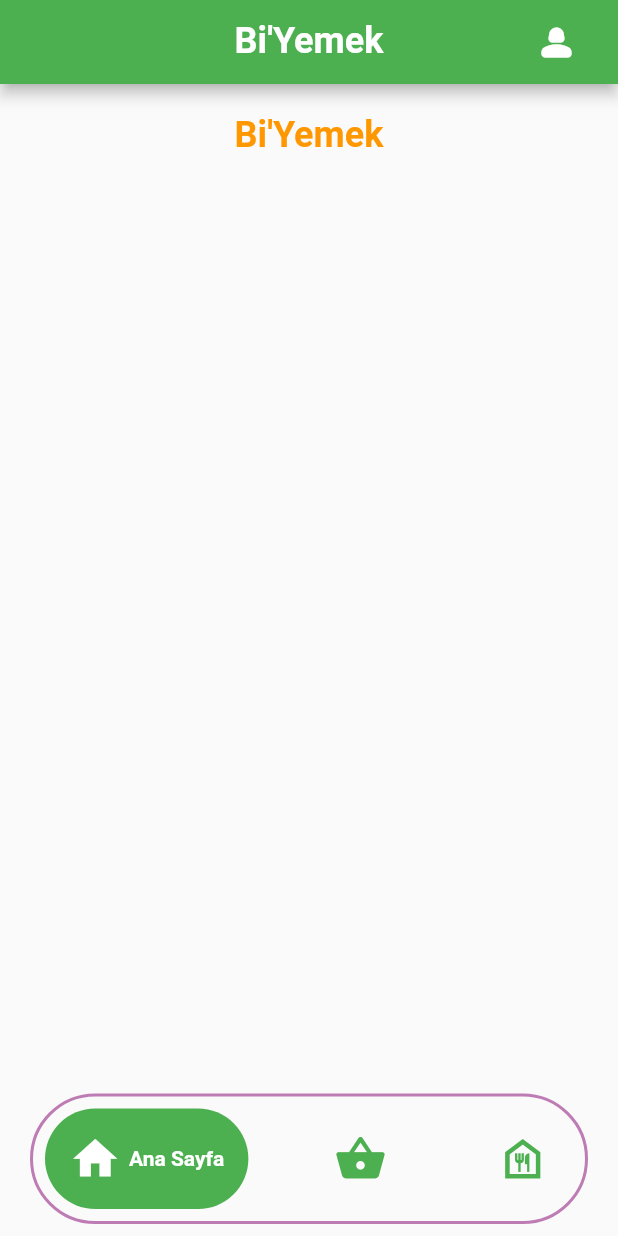
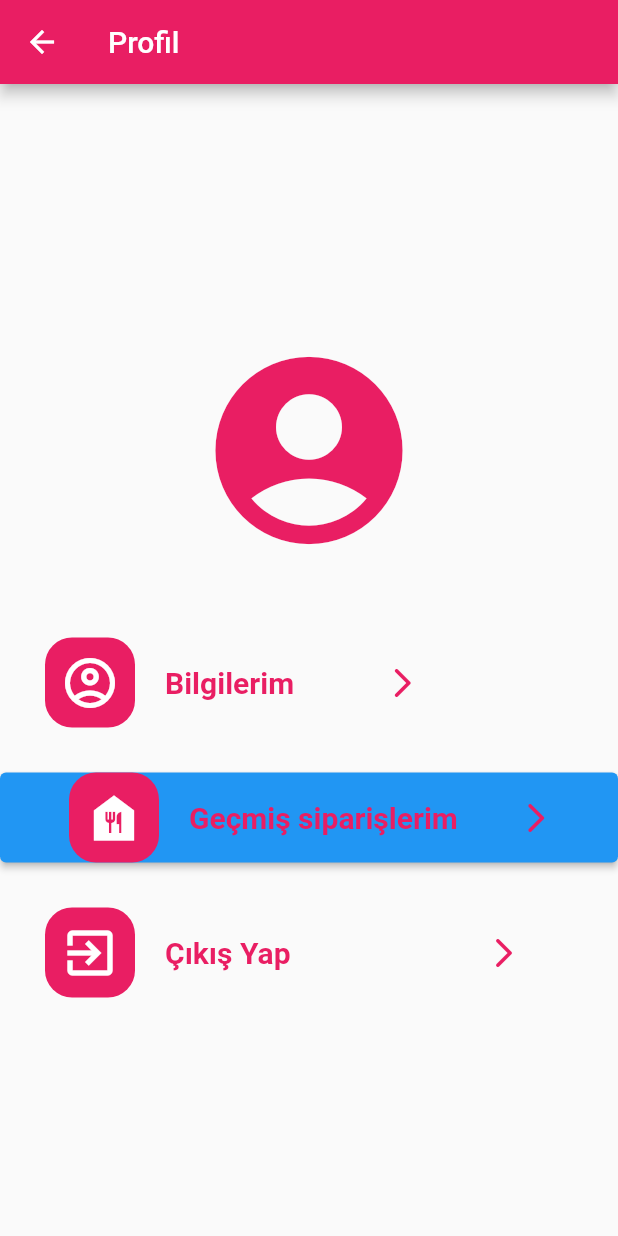
Before and after one commit to huseyinasan/biyemek, a Flutter app: the CustomerHomePage screen opened directly, after a tap on the "person 2" icon, on a phone screen of 412 x 824 dp. Run offline on Flutter 3.47's test engine with Material 2 defaults, Android fonts, the phone set to English and light mode, and no system bars; drawn by our look-alikes of google_nav_bar; our stand-ins replace animated_splash_screen, cloud_firestore, firebase_auth, firebase_core, firebase_storage, flutter_spinkit and 4 more; accounts and stored records are empty; network calls fail.

Commit message:
hüseyin abi

```diff
--- a/lib/screens/business_screens/authentication/business_login_page.dart
+++ b/lib/screens/business_screens/authentication/business_login_page.dart
@@ -166,7 +166,7 @@ class _BusinessLoginPageState extends State<BusinessLoginPage> {
                     ),
                   ),
                 ),
-                 const Padding(
+                  Padding(
                   padding: EdgeInsets.only(top: 10),
                   child: Row(
                     mainAxisAlignment: MainAxisAlignment.center,
--- a/lib/screens/business_screens/home/add_product_completed.dart
+++ b/lib/screens/business_screens/home/add_product_completed.dart
@@ -62,7 +62,7 @@ class _AddProductCompletedPageState extends State<AddProductCompletedPage> {
                 ),
               ],
             ),
-            const Padding(
+             Padding(
               padding: EdgeInsets.symmetric(vertical: 80),
               child: Column(
                 children: [
--- a/lib/screens/business_screens/home/business_home_page.dart
+++ b/lib/screens/business_screens/home/business_home_page.dart
@@ -427,7 +427,7 @@ class _BusinessHomePageState extends State<BusinessHomePage> {
                         ),
                         child: Row(
                           mainAxisAlignment: MainAxisAlignment
-                              .spaceEvenly, // Sütunları yatayda hizalamak için
+                              .spaceEvenly, // Sütunları yatayda hizalamak için kullan
                           children: <Widget>[
                             Column(
                               children: [
--- a/lib/screens/customer_screens/authentication/customer_login_page.dart
+++ b/lib/screens/customer_screens/authentication/customer_login_page.dart
@@ -220,7 +220,7 @@ class _CustomerLoginPageState extends State<CustomerLoginPage> {
                   ),
                 ),
                 // google + apple sign in buttons
-                 const Padding(
+                 Padding(
                   padding: EdgeInsets.only(top: 10),
                   child: Row(
                     mainAxisAlignment: MainAxisAlignment.center,
--- a/lib/screens/customer_screens/home/customer_homepage.dart
+++ b/lib/screens/customer_screens/home/customer_homepage.dart
@@ -1,3 +1,4 @@
+import 'package:biyemek/screens/customer_screens/home/customer_profile_page.dart';
 import 'package:biyemek/screens/onboarding/entrances/customer_entrance.dart';
 import 'package:biyemek/widgets/custom_appbar.dart';
 import 'package:firebase_auth/firebase_auth.dart';
@@ -37,14 +38,7 @@ class _CustomerHomePageState extends State<CustomerHomePage> {
     super.dispose();
   }
 
-  Future<void> signUserOut() async {
-    // çıkış yapma
-    try {
-      await FirebaseAuth.instance.signOut();
-    } catch (e) {
-      print('Error signing out: $e');
-    }
-  }
+
 
   @override
   Widget build(BuildContext context) {
@@ -56,7 +50,16 @@ class _CustomerHomePageState extends State<CustomerHomePage> {
     return SafeArea(
       child: Scaffold(
         appBar: CustomAppBar(
-          onTap: () {}, //profile page navigation
+          onTap: () {
+            Navigator.push(
+              context,
+              MaterialPageRoute(
+                builder: (context) {
+                  return  CustomerProfilePage();
+                },
+              ),
+            );
+          }, //profile page navigation
         ),
         body: PageView(
             controller: _pageController,
@@ -86,7 +89,7 @@ class _CustomerHomePageState extends State<CustomerHomePage> {
                   ),
                 ],
               ),
-              const Column(
+               Column(
                 children: [
                   Text(
                     "sayfa2",
@@ -98,7 +101,7 @@ class _CustomerHomePageState extends State<CustomerHomePage> {
                   )
                 ],
               ),
-              const Column(
+               Column(
                 children: [Text("sayfa3")],
               ),
             ]),
--- /dev/null
+++ b/lib/screens/customer_screens/home/customer_profile_info.dart
@@ -0,0 +1,15 @@
+import 'package:flutter/material.dart';
+
+class CustomerProfileInfo extends StatelessWidget {
+  @override
+  Widget build(BuildContext context) {
+    return Scaffold(
+      appBar: AppBar(
+        title: Text('Bilgilerim'),
+      ),
+      body: Center(
+        child: Text('Bilgilerim Sayfası'),
+      ),
+    );
+  }
+}
--- /dev/null
+++ b/lib/screens/customer_screens/home/customer_profile_page.dart
@@ -0,0 +1,207 @@
+
+
+import 'package:biyemek/screens/customer_screens/home/customer_old_orders.dart';
+import 'package:biyemek/screens/customer_screens/home/customer_profile_info.dart';
+import 'package:biyemek/screens/customer_screens/home/my_profile_customer.dart';
+import 'package:firebase_auth/firebase_auth.dart';
+import 'package:flutter/material.dart';
+
+
+class CustomerProfilePage extends StatefulWidget {
+
+  @override
+  State<CustomerProfilePage> createState() => _CustomerProfilePageState();
+}
+
+class _CustomerProfilePageState extends State<CustomerProfilePage> {
+  Future<void> signUserOut() async {
+    try {
+      await FirebaseAuth.instance.signOut();
+      setState(() {});
+    } catch (e) {
+      print('Error signing out: $e');
+    }
+  }
+  @override
+  Widget build(BuildContext context) {
+    return Scaffold(
+      appBar: AppBar(
+        title: Text('Profil'),
+        backgroundColor: Colors.pink,
+      ),
+
+
+      body: Column(
+
+          mainAxisAlignment: MainAxisAlignment.center,
+          children: <Widget>[
+
+            SingleChildScrollView(
+        child: Column(
+          children: [
+            const SizedBox(height:10),
+            GestureDetector(
+              onTap: () {
+                showModalBottomSheet(
+                    context: context,
+                    builder: (BuildContext) {
+                      return SizedBox(
+                        height: 200,
+                        child: Row(
+                          children: [
+                            SizedBox(width: 70),
+                            Icon(
+                              Icons.add_a_photo_outlined,
+                              color: Colors.pink,
+                              size: 75,
+                            ),
+                            SizedBox(width: 100),
+                            Icon(
+                              Icons.add_photo_alternate_outlined,
+                              color: Colors.pink,
+                              size: 75,
+                            ),
+                          ],
+                        ),
+                      );
+                    });
+              },
+              child: const Icon(Icons.account_circle,
+                  size: 150, color: Colors.pink),
+            ),
+
+
+            const SizedBox(height: 50),
+            GestureDetector(
+              onTap: () {
+                Navigator.push(
+                  context,
+                  MaterialPageRoute(
+                    builder: (context) {
+                      return const CustomerProfile();
+                    },
+                  ),
+                );
+              },
+              child: Row(
+                children: [
+                  const SizedBox(width: 30),
+                  Container(
+                    width: 60,
+                    height: 60,
+                    decoration: BoxDecoration(
+                      borderRadius: BorderRadius.circular(18),
+                      color: Colors.pink,
+                    ),
+                    child: const Icon(
+                      Icons.account_circle_outlined,
+                      size: 40,
+                      color: Colors.white,
+                    ),
+                  ),
+                  const SizedBox(width: 20),
+                  const Text(
+                    "Bilgilerim",
+                    style: TextStyle(
+                        color: Colors.pink,
+                        fontSize: 20,
+                        fontWeight: FontWeight.bold),
+                  ),
+                  const SizedBox(width: 60),
+                  const Icon(
+                    Icons.arrow_forward_ios_rounded,
+                    color: Colors.pink,
+                  )
+                ],
+              ),
+            ),
+            const SizedBox(height: 30),
+            ElevatedButton(
+              onPressed: () {
+                Navigator.push(
+                  context,
+                  MaterialPageRoute(
+                    builder: (context) {
+                      return OldOrdersPage();
+                    },
+                  ),
+                );
+
+              },
+              child: Row(
+                children: [
+                  const SizedBox(width: 30),
+                  Container(
+                    width: 60,
+                    height: 60,
+                    decoration: BoxDecoration(
+                      borderRadius: BorderRadius.circular(18),
+                      color: Colors.pink,
+                    ),
+                    child: const Icon(
+                      Icons.food_bank,
+                      size: 40,
+                      color: Colors.white,
+                    ),
+                  ),
+                  const SizedBox(width: 20),
+                  const Text(
+                    "Geçmiş siparişlerim",
+                    style: TextStyle(
+                        fontSize: 20,
+                        color: Colors.pink,
+                        fontWeight: FontWeight.bold),
+                  ),
+                  const SizedBox(width: 40),
+                  const Icon(
+                    Icons.arrow_forward_ios_rounded,
+                    color: Colors.pink,
+                  )
+                ],
+              ),
+            ),
+            const SizedBox(height: 30),
+            GestureDetector(
+              onTap: signUserOut,
+              child: Expanded(
+                child: Row(
+                  children: [
+                    const SizedBox(width: 30),
+                    Container(
+                      width: 60,
+                      height: 60,
+                      decoration: BoxDecoration(
+                        borderRadius: BorderRadius.circular(18),
+                        color: Colors.pink,
+                      ),
+                      child: const Icon(
+                        Icons.exit_to_app_outlined,
+                        size: 40,
+                        color: Colors.white,
+                      ),
+                    ),
+                    const SizedBox(width: 20),
+                    const Text(
+                      "Çıkış Yap",
+                      style: TextStyle(
+                          fontSize: 20,
+                          fontWeight: FontWeight.bold,
+                          color: Colors.pink),
+                    ),
+                    const SizedBox(width: 130),
+                    const Icon(
+                      Icons.arrow_forward_ios_rounded,
+                      color: Colors.pink,
+                    )
+                  ],
+                ),
+              ),
+            ),
+          ],
+        ),
+      ),
+      ]
+    ),
+    );
+  }
+}
--- a/lib/screens/onboarding/entrances/business_entrance.dart
+++ b/lib/screens/onboarding/entrances/business_entrance.dart
@@ -56,7 +56,7 @@ class _BusinessEntranceState extends State<BusinessEntrance> {
                     fit: BoxFit.cover, // Resmi sığdırma şekli
                   ),
                   const SizedBox(height: 20),
-                  const Padding(
+                   Padding(
                     padding: EdgeInsets.only(
                       left: 10,
                       right: 10,
--- a/lib/screens/onboarding/entrances/choose_entrance.dart
+++ b/lib/screens/onboarding/entrances/choose_entrance.dart
@@ -36,7 +36,7 @@ class _ChooseEntranceState extends State<ChooseEntrance> {
                       ),
                     );
                   },
-                  child:  const Column(
+                  child:   Column(
                     mainAxisAlignment: MainAxisAlignment.center,
                     children: [
                       SizedBox(height: 10.0),
@@ -70,7 +70,7 @@ class _ChooseEntranceState extends State<ChooseEntrance> {
                       ),
                     );
                   },
-                  child:  const Column(
+                  child:   Column(
                     mainAxisAlignment: MainAxisAlignment.center,
                     children: [
                       SizedBox(height: 10.0),
--- a/lib/screens/onboarding/entrances/customer_entrance.dart
+++ b/lib/screens/onboarding/entrances/customer_entrance.dart
@@ -56,7 +56,7 @@ class _CustomerEntranceState extends State<CustomerEntrance> {
                     fit: BoxFit.cover, // Resmi sığdırma şekli
                   ),
                   const SizedBox(height: 20),
-                  const Padding(
+                   Padding(
                     padding: EdgeInsets.only(
                       left: 10,
                       right: 10,
@@ -207,7 +207,7 @@ class _CustomerEntranceState extends State<CustomerEntrance> {
                     ],
                   ),
                   const SizedBox(height: 30),
-                  const Row(
+                   Row(
                     mainAxisAlignment: MainAxisAlignment.center,
                     children: [
                       Text(
--- a/lib/screens/onboarding/intro_pages/intro_page_1.dart
+++ b/lib/screens/onboarding/intro_pages/intro_page_1.dart
@@ -19,7 +19,7 @@ class IntroPage1 extends StatelessWidget {
                 height: 400,
               ),
                const SizedBox(height: 10),
-               const Padding(
+               Padding(
                 padding: EdgeInsets.all(8.0),
                 child: Column(
                   children: [
```
Also changed, not shown: lib/screens/customer_screens/home/customer_old_orders.dart (added, +98 -0 lines), lib/screens/customer_screens/home/my_profile_customer.dart (added, +227 -0 lines), pubspec.lock.
